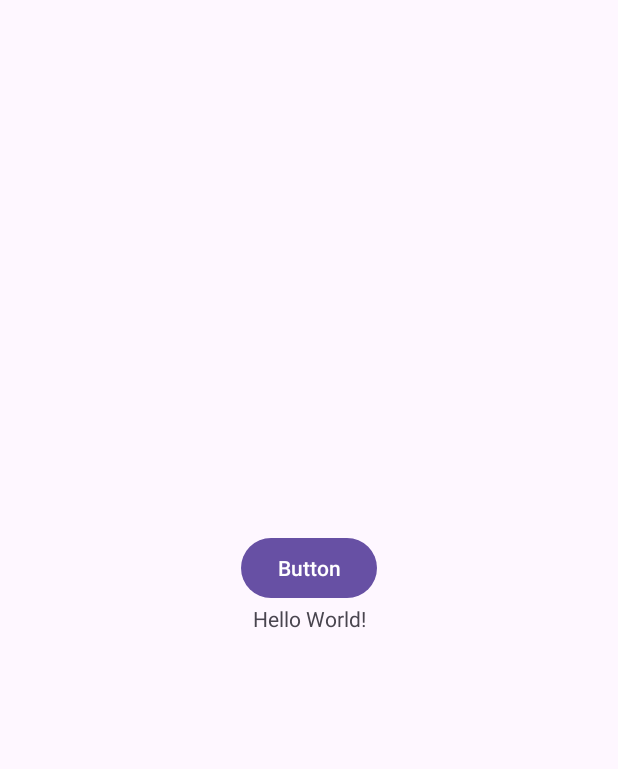
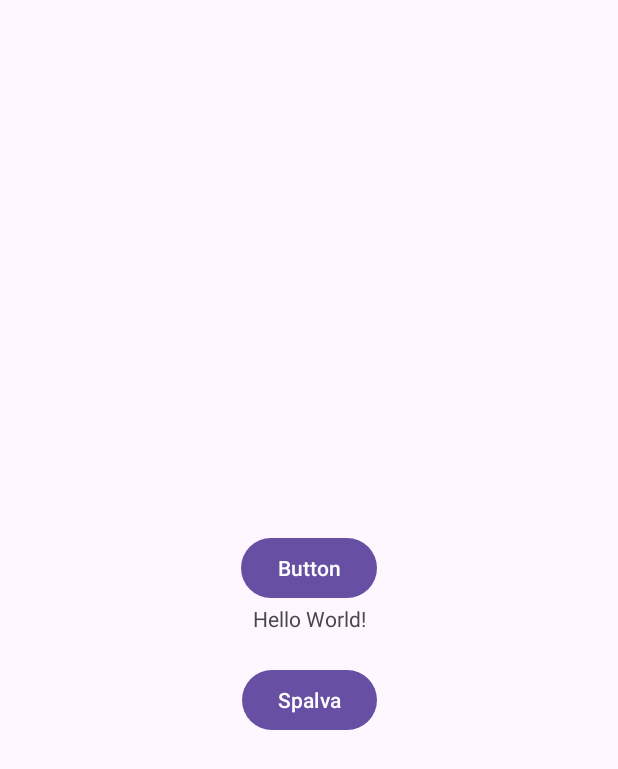
Before and after one commit to Miglevi/1projektas, an Android app: the screen it shows after launch (MainActivity), on a phone screen of 412 x 824 dp. Shown: the top 769 px of the screen. Run offline under Robolectric (Android 15) with nearby library versions, the phone set to English and light mode, and no system bars.

Commit message:
Added change text and the second button

```diff
--- a/app/src/main/java/com/example/a1projektas/MainActivity.java
+++ b/app/src/main/java/com/example/a1projektas/MainActivity.java
@@ -3,12 +3,27 @@ package com.example.a1projektas;
 import androidx.appcompat.app.AppCompatActivity;
 
 import android.os.Bundle;
+import android.view.View;
+import android.widget.TextView;
+import android.graphics.Color;
 
 public class MainActivity extends AppCompatActivity {
+
+    private TextView tvMain;
 
     @Override
     protected void onCreate(Bundle savedInstanceState) {
         super.onCreate(savedInstanceState);
         setContentView(R.layout.activity_main);
+
+        this.tvMain = findViewById(R.id.tvMain);
+    }
+
+    public void btnTextClick(View view) {
+        this.tvMain.setText("Hello");
+    }
+
+    public void changecolor(View view) {
+        this.tvMain.setTextColor(Color.BLUE);
     }
 }
--- a/app/src/main/res/layout/activity_main.xml
+++ b/app/src/main/res/layout/activity_main.xml
@@ -21,8 +21,20 @@
         android:layout_width="wrap_content"
         android:layout_height="wrap_content"
         android:text="Button"
+        android:onClick="btnTextClick"
         app:layout_constraintBottom_toTopOf="@+id/tvMain"
         app:layout_constraintEnd_toEndOf="parent"
         app:layout_constraintStart_toStartOf="parent" />
 
+    <Button
+        android:id="@+id/btn2ChangeText"
+        android:layout_width="wrap_content"
+        android:layout_height="wrap_content"
+        android:layout_marginTop="40dp"
+        android:text="Spalva"
+        android:onClick="changecolor"
+        app:layout_constraintEnd_toEndOf="parent"
+        app:layout_constraintStart_toStartOf="parent"
+        app:layout_constraintTop_toBottomOf="@+id/btnChangeText" />
+
 </androidx.constraintlayout.widget.ConstraintLayout>
```
